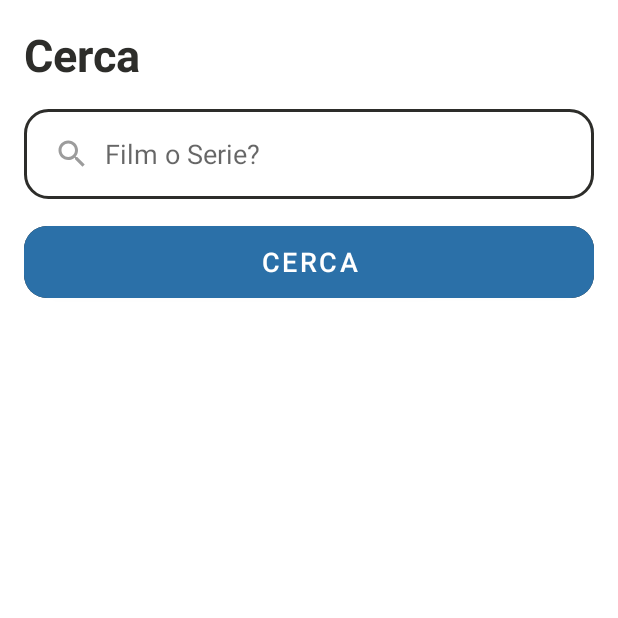
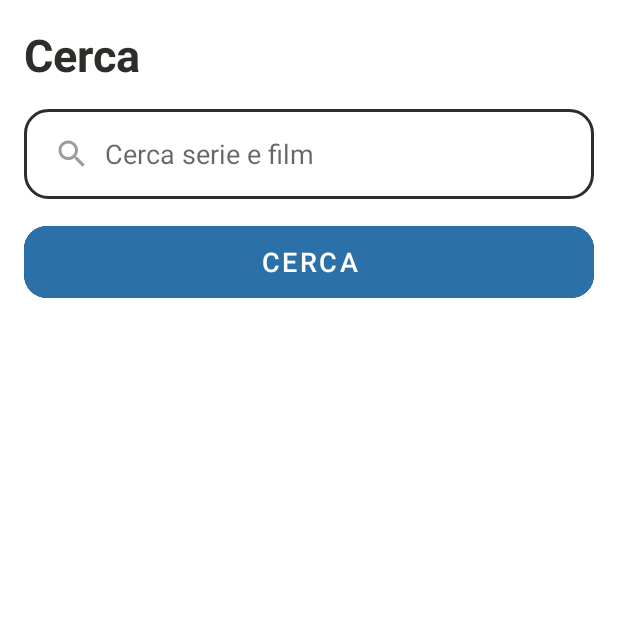
Before and after one commit to vinsgiordi/LSO-Project, an Android app: the screen it shows after launch (MainActivity), item 2 of the bottom bar chosen, on a phone screen of 412 x 824 dp, the top half of it. Run offline under Robolectric (Android 15) with nearby library versions, the phone set to English and light mode, and no system bars; 1 statement that could not run was skipped.

Commit message:
modified text for label search

```diff
--- a/Client/app/src/main/res/layout/fragment_search.xml
+++ b/Client/app/src/main/res/layout/fragment_search.xml
@@ -30,7 +30,7 @@
         android:drawableStart="@drawable/ic_search"
         android:drawablePadding="10sp"
         android:drawableTint="@color/grey"
-        android:hint="Film o Serie?"
+        android:hint="Cerca serie e film"
         android:inputType="text"
         android:maxLines="1"
         android:paddingStart="20sp"
```
